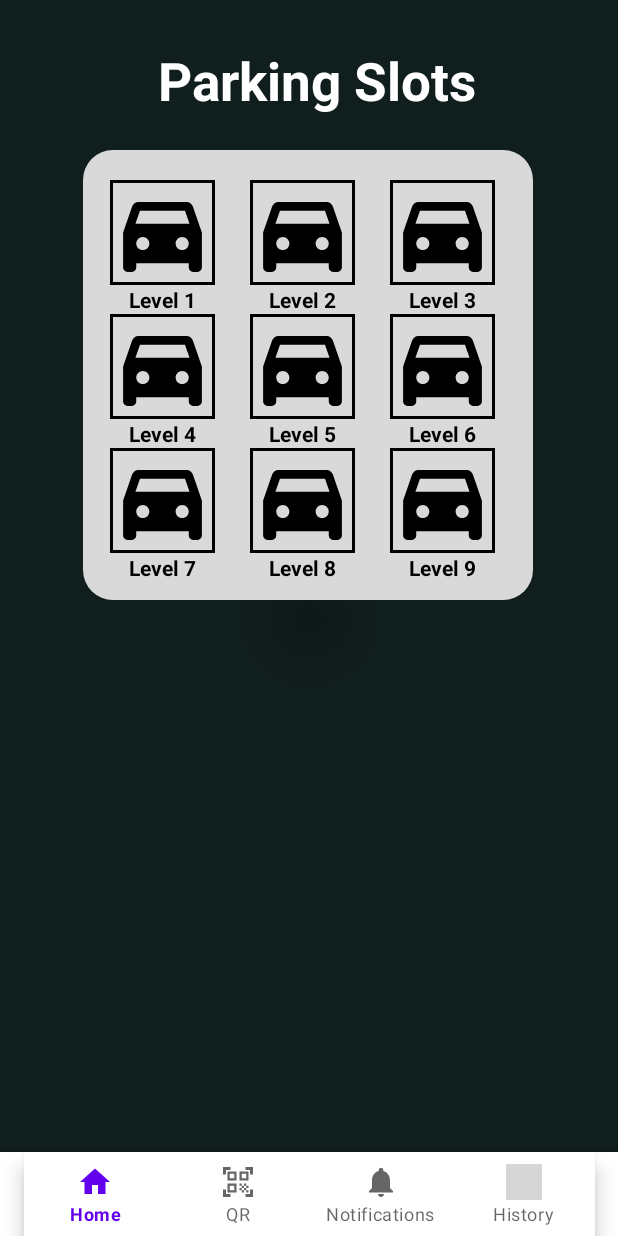
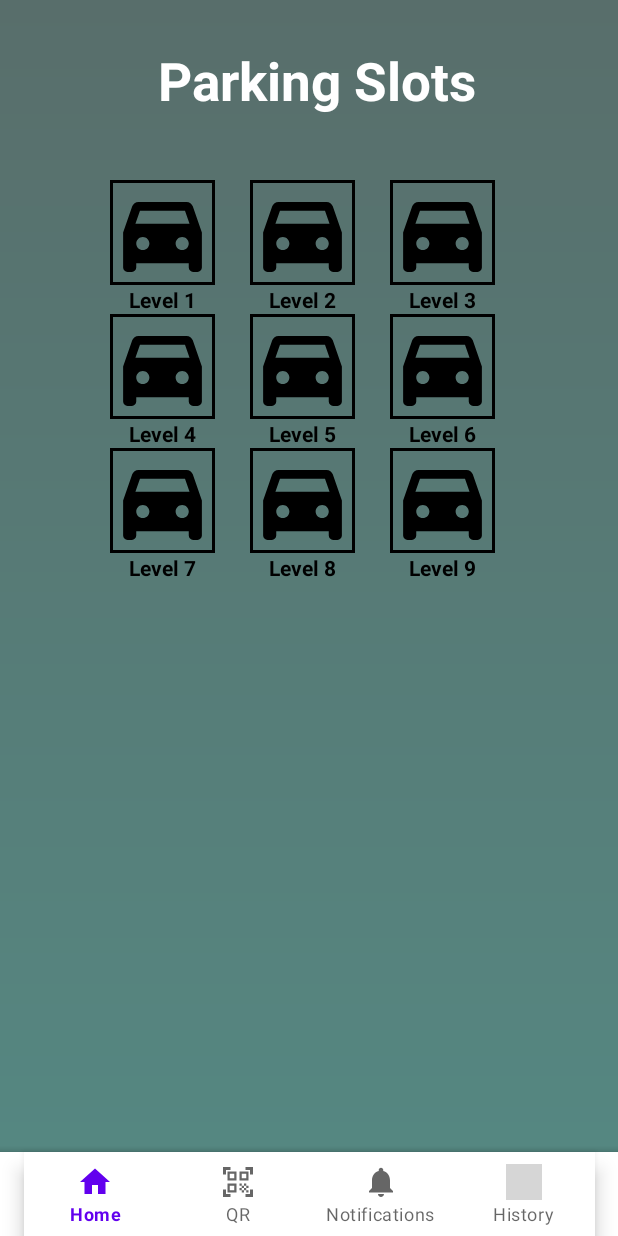
Before and after one commit to soonkang/Mini_Project, an Android app: the Main screen opened directly, with no data from a screen before it, after a tap on "Capacity: 54", on a phone screen of 412 x 824 dp. Run offline under Robolectric (Android 15) with nearby library versions, the phone set to English and light mode, and no system bars; our stand-ins replace Firebase (no records; nobody signed in at launch, a user with empty details on screens opened directly); pictures from the network do not load; grey boxes are pictures that could not be loaded.

Commit message:
Yet to add on Nigel's Notification + Carpark Location

```diff
--- a/app/src/main/java/com/sp/mini_assignment/Adapters/BookedSlotAdapter.java
+++ b/app/src/main/java/com/sp/mini_assignment/Adapters/BookedSlotAdapter.java
@@ -85,8 +85,6 @@ public class BookedSlotAdapter extends RecyclerView.Adapter<BookedSlotAdapter.Vi
                     .into(carparkImage);
 
             carparkName.setText(carpark.getCarparkName());
-            carparkTime.setText(carpark.getCarparkTime());
-            carparkDate.setText(carpark.getCarparkDate());
             carparkPrice.setText(carpark.getCarparkPrice());
         }
 
--- a/app/src/main/java/com/sp/mini_assignment/Home/Main.java
+++ b/app/src/main/java/com/sp/mini_assignment/Home/Main.java
@@ -186,9 +186,8 @@ public class Main extends AppCompatActivity implements OnItemClickListener, OnDi
         pasirRisRef.child("carparkLevel").setValue("Slot 2");
         pasirRisRef.child("carparkDate").setValue("Monday");
         pasirRisRef.child("carparkPrice").setValue("\n" +
-                "Rate: 7am-7pm | $1.23/1st 30mins\n" +
-                "                      | $0.05/sub min\n" +
-                "       7pm-11:30pm| $0.03/min");
+                "$1.23/1st 30mins\n" +
+                "$0.05/sub min");
 
         jurongEastRef.child("carparkName").setValue("Jurong Street 21, Carpark A 45, Singapore 381929");
         jurongEastRef.child("carparkDistance").setValue("4.4km");
@@ -196,9 +195,8 @@ public class Main extends AppCompatActivity implements OnItemClickListener, OnDi
         jurongEastRef.child("carparkLevel").setValue("Slot 6");
         jurongEastRef.child("carparkDate").setValue("Monday");
         jurongEastRef.child("carparkPrice").setValue("\n" +
-                "Rate: 7am-7pm | $1.23/1st 30mins\n" +
-                "                      | $0.05/sub min\n" +
-                "       7pm-11:30pm| $0.03/min");
+                "$1.23/1st 30mins\n" +
+                "$0.05/sub min");
 
         sembawangRef.child("carparkName").setValue("Sembawang Montreal Drive, Blk 200, Singapore 627129");
         sembawangRef.child("carparkDistance").setValue("2.9km");
@@ -206,9 +204,8 @@ public class Main extends AppCompatActivity implements OnItemClickListener, OnDi
         sembawangRef.child("carparkLevel").setValue("Slot 3");
         sembawangRef.child("carparkDate").setValue("Monday");
         sembawangRef.child("carparkPrice").setValue("\n" +
-                "Rate: 7am-7pm | $1.23/1st 30mins\n" +
-                "                      | $0.05/sub min\n" +
-                "       7pm-11:30pm| $0.03/min");
+                "$1.23/1st 30mins\n" +
+                "$0.05/sub min");
 
         tampinesRef.child("carparkName").setValue("Tampines Hub Carpark, Block A, Singapore 221120");
         tampinesRef.child("carparkDistance").setValue("2.4km");
@@ -216,9 +213,8 @@ public class Main extends AppCompatActivity implements OnItemClickListener, OnDi
         tampinesRef.child("carparkLevel").setValue("Slot 1");
         tampinesRef.child("carparkDate").setValue("Monday");
         tampinesRef.child("carparkPrice").setValue("\n" +
-                "Rate: 7am-7pm | $1.23/1st 30mins\n" +
-                "                      | $0.05/sub min\n" +
-                "       7pm-11:30pm| $0.03/min");
+                "$1.23/1st 30mins\n" +
+                "$0.05/sub min");
 
         bishanRef.child("carparkName").setValue("Bishan MOE Learning Centre, Carpark 12, Singapore 425322");
         bishanRef.child("carparkDistance").setValue("6.8km");
@@ -226,9 +222,8 @@ public class Main extends AppCompatActivity implements OnItemClickListener, OnDi
         bishanRef.child("carparkLevel").setValue("Slot 12");
         bishanRef.child("carparkDate").setValue("Monday");
         bishanRef.child("carparkPrice").setValue("\n" +
-                "Rate: 7am-7pm | $1.23/1st 30mins\n" +
-                "                      | $0.05/sub min\n" +
-                "       7pm-11:30pm| $0.03/min");
+                "$1.23/1st 30mins\n" +
+                "$0.05/sub min");
 
         // Retrieve data from Carpark_PasirRis node
         pasirRisRef.addListenerForSingleValueEvent(new ValueEventListener() {
--- a/app/src/main/res/layout/fragment_booked_slot.xml
+++ b/app/src/main/res/layout/fragment_booked_slot.xml
@@ -39,7 +39,7 @@
 
                 <ImageView
                     android:layout_width="420dp"
-                    android:layout_height="400dp"
+                    android:layout_height="500dp"
                     android:src="@drawable/background_blend"/>
 
                 <androidx.recyclerview.widget.RecyclerView
--- a/app/src/main/res/layout/fragment_slot_select.xml
+++ b/app/src/main/res/layout/fragment_slot_select.xml
@@ -4,7 +4,7 @@
     android:layout_width="match_parent"
     android:layout_height="match_parent"
     tools:context=".SlotSelect.SlotSelectFragment"
-    android:background="@drawable/slot_select_bg"
+    android:background="@drawable/background_blend"
     android:id="@+id/bookslot_container">
 
 <LinearLayout
@@ -31,7 +31,6 @@
         <ImageView
             android:layout_width="300dp"
             android:layout_height="300dp"
-            android:src="@drawable/settings_row_background"
             android:layout_marginLeft="55dp"
             android:layout_marginTop="100dp"/>
 
```
Also changed, not shown: app/src/main/java/com/sp/mini_assignment/GoogleMap/Map_GPS_Fragment.java (+47 -14 lines), app/src/main/res/layout/booked_slot_recycler_view_row.xml (+5 -4 lines).
